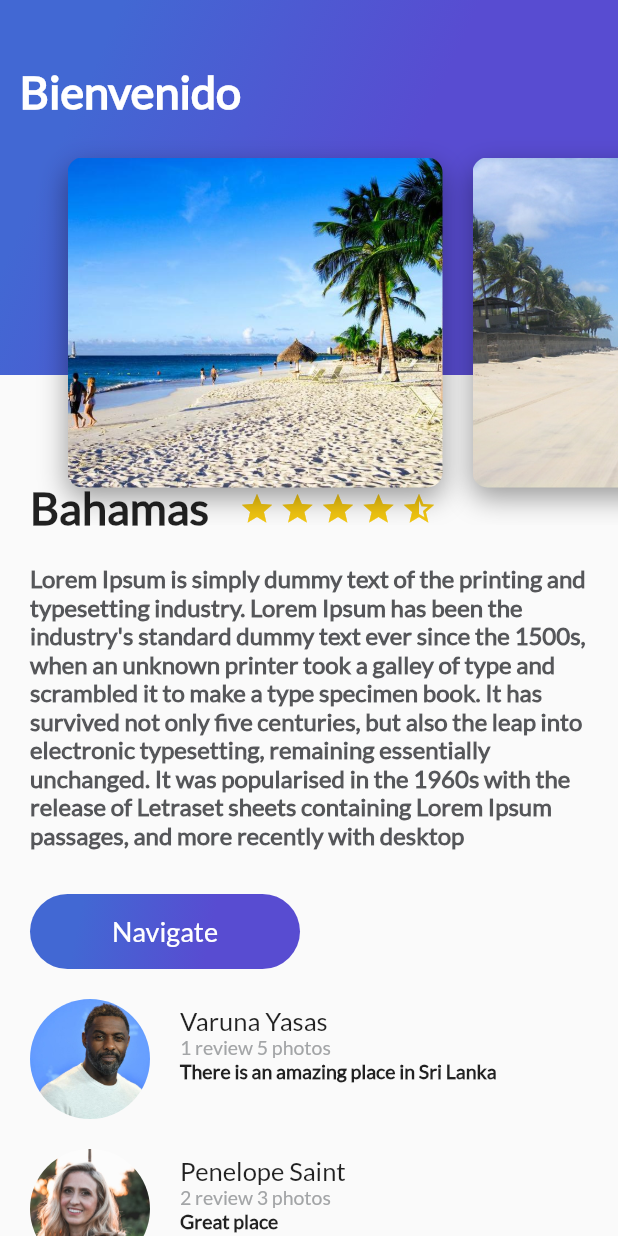
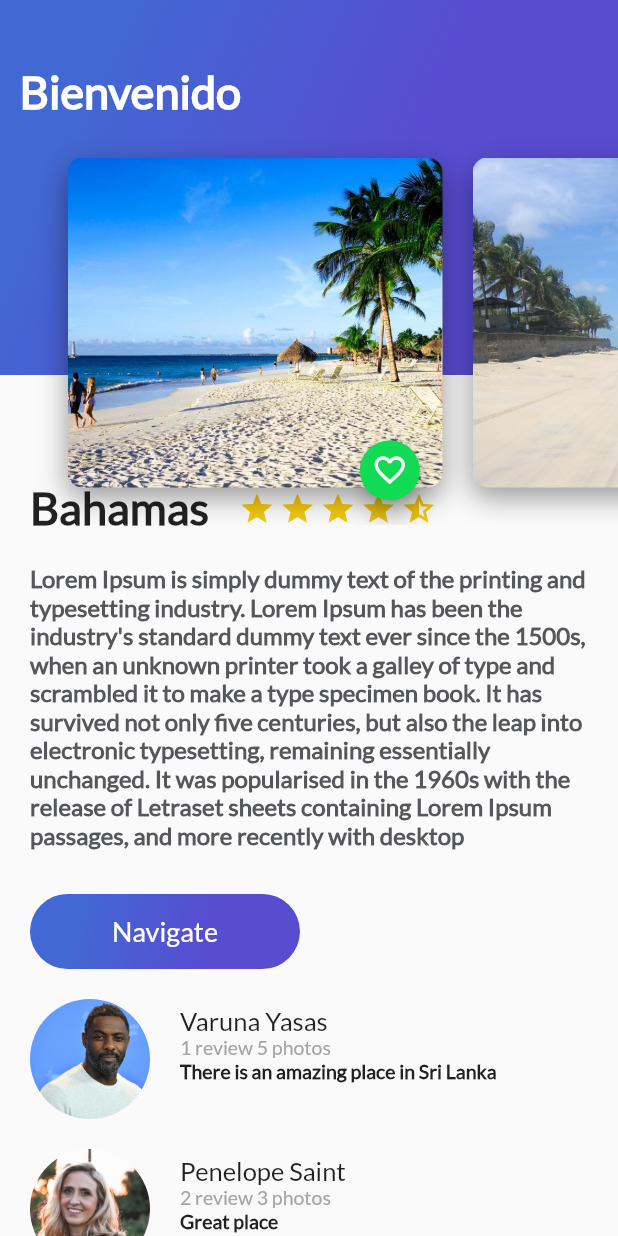
Before and after one commit to davidaskenazy/tripsApp, a Flutter app: the screen it shows after launch, on a phone screen of 412 x 824 dp. Run offline on Flutter 3.47's test engine with Material 2 defaults, Android fonts, the phone set to English and light mode, and no system bars.

Commit message:
Floating Action Button OK (STATEFULL WIDGET) & Personalizacion propia por fuera del proyecto original

```diff
--- a/lib/card_image.dart
+++ b/lib/card_image.dart
@@ -1,4 +1,5 @@
 import 'package:flutter/material.dart';
+import 'floating_action_button_green.dart';
 
 class CardImage extends StatelessWidget {
   String pathImage = "assets/img/beach.jpeg";
@@ -24,6 +25,9 @@ class CardImage extends StatelessWidget {
           ]),
     );
 
-    return card;
+    return Stack(
+      alignment: Alignment(0.9, 1.1),
+      children: <Widget>[card, FloatingActionButtonGreen()],
+    );
   }
 }
--- /dev/null
+++ b/lib/floating_action_button_green.dart
@@ -0,0 +1,43 @@
+import 'package:flutter/material.dart';
+
+class FloatingActionButtonGreen extends StatefulWidget {
+  @override
+  State<StatefulWidget> createState() {
+    // TODO: implement createState
+    return _FloatingActionButtonGreen();
+  }
+}
+
+class _FloatingActionButtonGreen extends State<FloatingActionButtonGreen> {
+  bool isPressed = false;
+  bool ise = false;
+
+  void onPressedFav() {
+    Scaffold.of(context).showSnackBar(SnackBar(
+      content: (isPressed
+          ? Text("Borraste a tus Favoritos")
+          : Text("Agregaste a tus Favoritos")),
+    ));
+    setState(() {
+      // This call to setState tells the Flutter framework that something has
+      // changed in this State, which causes it to rerun the build method below
+      // so that the display can reflect the updated values. If we changed
+      // _counter without calling setState(), then the build method would not be
+      // called again, and so nothing would appear to happen.
+
+      isPressed = (isPressed ? false : true);
+    });
+  }
+
+  @override
+  Widget build(BuildContext context) {
+    // TODO: implement build
+    return FloatingActionButton(
+      backgroundColor: Color(0xFF11DA53),
+      mini: true,
+      tooltip: "Fav",
+      onPressed: onPressedFav,
+      child: (isPressed ? Icon(Icons.favorite) : Icon(Icons.favorite_border)),
+    );
+  }
+}
```
Also changed, not shown: 1 other file.
